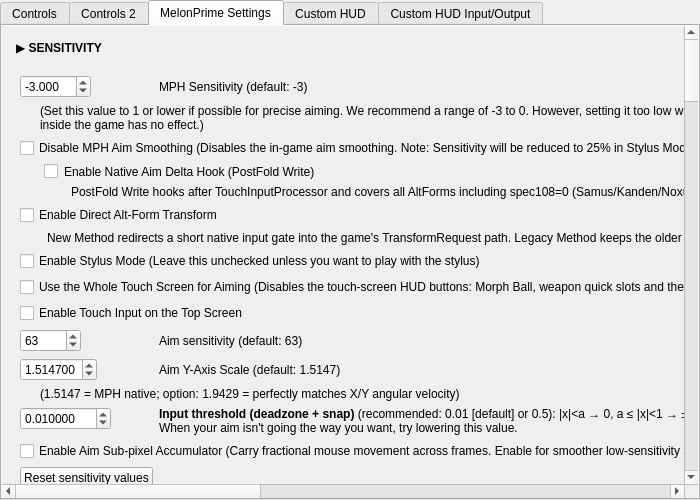
Old version of the form src/frontend/qt_sdl/InputConfig/MelonPrimeInputConfig.ui in the repository ag-advania/melonPrimeDS.
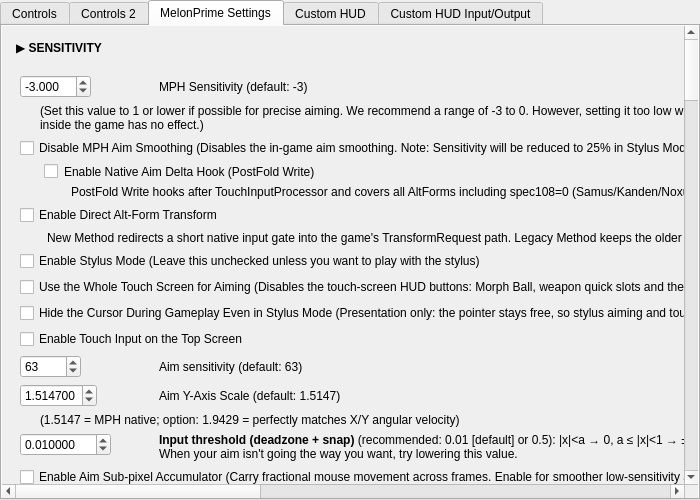
New version of the form. The open tabs and pages were chosen to show the change.

Commit message: feat(input): hide cursor during stylus gameplay

What changed in the file:
```diff
--- a/src/frontend/qt_sdl/InputConfig/MelonPrimeInputConfig.ui
+++ b/src/frontend/qt_sdl/InputConfig/MelonPrimeInputConfig.ui
@@ -150,11 +150,16 @@
 											</widget>
 										</item>
 										<item row="12" column="0" colspan="2">
+											<widget class="QCheckBox" name="cbMetroidEnableStylusHideCursorInGame">
+												<property name="text"><string>Hide the Cursor During Gameplay Even in Stylus Mode (Presentation only: the pointer stays free, so stylus aiming and touch input are unaffected)</string></property>
+											</widget>
+										</item>
+										<item row="13" column="0" colspan="2">
 											<widget class="QCheckBox" name="cbMetroidEnableTopScreenTouch">
 												<property name="text"><string>Enable Touch Input on the Top Screen</string></property>
 											</widget>
 										</item>
-										<item row="13" column="0">
+										<item row="14" column="0">
 											<widget class="QSpinBox" name="metroidAimSensitvitySpinBox">
 												<property name="minimum">
 													<number>0</number>
@@ -167,14 +172,14 @@
 												</property>
 											</widget>
 										</item>
-										<item row="13" column="1">
+										<item row="14" column="1">
 											<widget class="QLabel" name="metroidAimSensitvityLabel">
 												<property name="text">
 													<string>Aim sensitivity (default: 63)</string>
 												</property>
 											</widget>
 										</item>
-										<item row="14" column="0">
+										<item row="15" column="0">
 											<widget class="QDoubleSpinBox" name="metroidAimYAxisScaleSpinBox">
 												<property name="minimum">
 													<double>0.000001</double>
@@ -193,14 +198,14 @@
 												</property>
 											</widget>
 										</item>
-										<item row="14" column="1">
+										<item row="15" column="1">
 											<widget class="QLabel" name="metroidAimYAxisScaleLabel">
 												<property name="text">
 													<string>Aim Y-Axis Scale (default: 1.5147)</string>
 												</property>
 											</widget>
 										</item>
-										<item row="15" column="0" colspan="2">
+										<item row="16" column="0" colspan="2">
 											<widget class="QLabel" name="metroidAimYAxisScaleLabel2">
 												<property name="text">
 													<string>(1.5147 = MPH native; option: 1.9429 = perfectly matches X/Y angular velocity)</string>
@@ -213,7 +218,7 @@
 												</property>
 											</widget>
 										</item>
-										<item row="16" column="0">
+										<item row="17" column="0">
 											<widget class="QDoubleSpinBox" name="metroidAimAdjustSpinBox">
 												<property name="minimum">
 													<double>0.000000</double>
@@ -232,19 +237,19 @@
 												</property>
 											</widget>
 										</item>
-										<item row="16" column="1">
+										<item row="17" column="1">
 											<widget class="QLabel" name="metroidAimAdjustLabel">
 												<property name="text">
 													<string notr="true">&lt;html&gt;&lt;head/&gt;&lt;body&gt;&lt;p&gt;&lt;b&gt;Input threshold (deadzone + snap)&lt;/b&gt; (recommended: 0.01 [default] or 0.5): |x|&amp;lt;a → 0, a ≤ |x|&amp;lt;1 → ±1, |x|≥1 → as is (a=0: off = all values under 1 ignored, no snap)&lt;br/&gt;When your aim isn't going the way you want, try lowering this value.&lt;/p&gt;&lt;/body&gt;&lt;/html&gt;</string>
 												</property>
 											</widget>
 										</item>
-										<item row="17" column="0" colspan="2">
+										<item row="18" column="0" colspan="2">
 											<widget class="QCheckBox" name="cbMetroidEnableAimAccumulator">
 												<property name="text"><string>Enable Aim Sub-pixel Accumulator (Carry fractional mouse movement across frames. Enable for smoother low-sensitivity aiming)</string></property>
 											</widget>
 										</item>
-										<item row="18" column="0">
+										<item row="19" column="0">
 											<widget class="QPushButton" name="metroidResetSensitivityValues">
 												<property name="text">
 													<string>Reset sensitivity values</string>
```
The commit also changes 9 other files.
